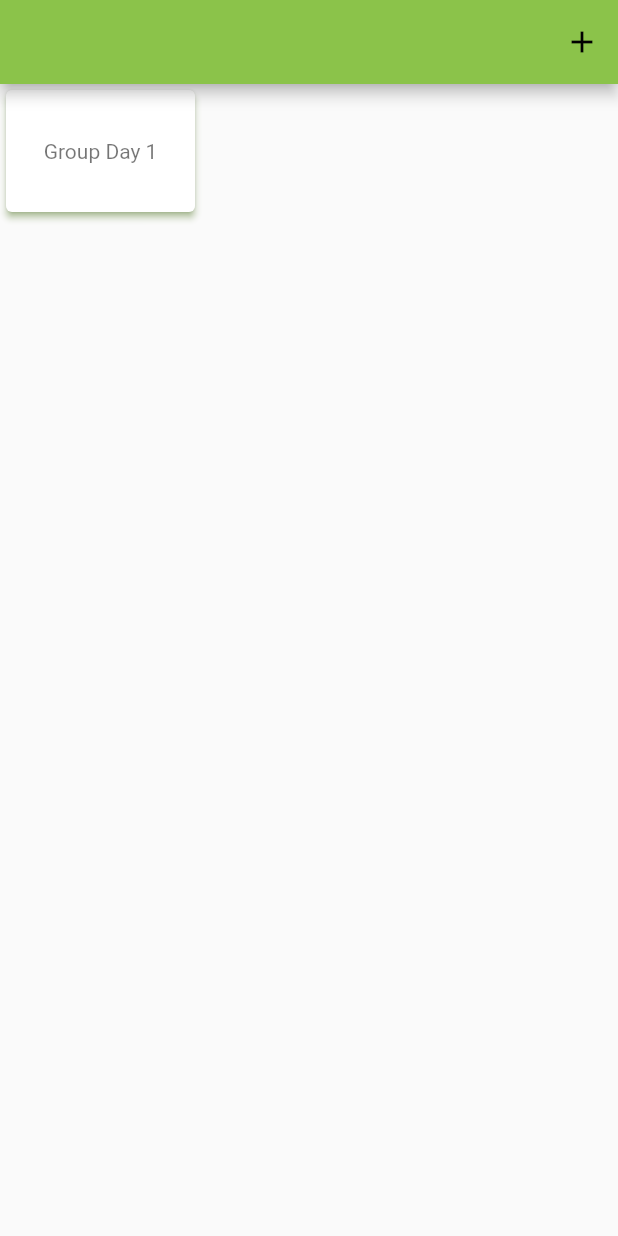
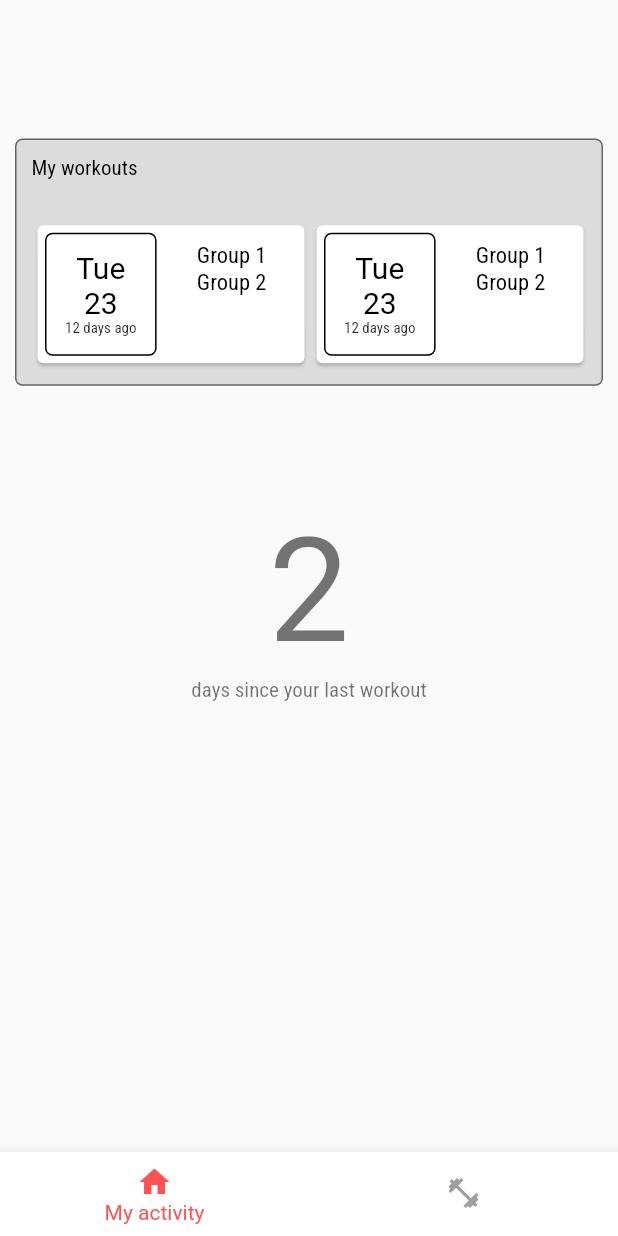
Before and after one commit to aggeloskoutanis/gym_buddy, a Flutter app: the screen it shows after launch, on a phone screen of 412 x 824 dp. Run offline on Flutter 3.47's test engine with Material 2 defaults, Android fonts, the phone set to English and light mode, and no system bars; our stand-ins replace sqflite; accounts and stored records are empty; Roboto replaces fonts that are missing (RobotoCondensed-Bold).

Commit message:
- added a bottom navigation bar - added a list with "my workouts" - added a "reminder since my last workout"

```diff
--- a/lib/main.dart
+++ b/lib/main.dart
@@ -1,5 +1,6 @@
 import 'package:flutter/material.dart';
-import 'package:gym_buddy/screens/group_details_screen.dart';
+import '../screens/group_details_screen.dart';
+import '../screens/welcome_screen.dart';
 import '../providers/exercises.dart';
 import '../providers/muscle_groups.dart';
 import 'package:provider/provider.dart';
@@ -20,29 +21,86 @@ class MyApp extends StatelessWidget {
         providers: [
           ChangeNotifierProvider<MuscleGroups>(
               create: (context) => MuscleGroups()),
-        ChangeNotifierProvider<Exercises>(
-            create: (context) => Exercises())
+          ChangeNotifierProvider<Exercises>(create: (context) => Exercises())
         ],
         child: MaterialApp(
           title: 'Flutter Demo',
           theme: ThemeData(
-          primarySwatch: Colors.lightGreen,
+              primarySwatch: Colors.grey,
+              accentColor: Colors.deepOrange,
               textTheme: const TextTheme(
-            bodyText1: TextStyle(),
-            bodyText2: TextStyle()
-          ).apply(
-            bodyColor: Colors.black54,
-            displayColor: Colors.white
-          )
-        ),
-        home: const MuscleGroupScreen(),
+                      bodyText1: TextStyle(), bodyText2: TextStyle())
+                  .apply(
+                      bodyColor: Colors.black54, displayColor: Colors.white)),
+          home: MyHomePage(),
           routes: {
-          AddMuscleGroupScreen.routeName : (ctx) => const AddMuscleGroupScreen(),
-          GroupDetailScreen.routeName : (ctx) => const GroupDetailScreen()
-
-
-        })
-    );
+            MuscleGroupScreen.routeName: (ctx) => const MuscleGroupScreen(),
+            AddMuscleGroupScreen.routeName: (ctx) =>
+                const AddMuscleGroupScreen(),
+            GroupDetailScreen.routeName: (ctx) => const GroupDetailScreen(),
+            WelcomeScreen.routeName: (ctx) => const WelcomeScreen()
+          },
+          onUnknownRoute: (settings) {
+            return MaterialPageRoute(builder: (ctx) => const WelcomeScreen());
+          },
+          onGenerateRoute: (settings) {
+            return MaterialPageRoute(builder: (ctx) => const WelcomeScreen());
+          },
+        ));
+  }
 }
 
+class MyHomePage extends StatefulWidget {
+  const MyHomePage({Key? key}) : super(key: key);
+
+  @override
+  State<MyHomePage> createState() => _MyHomePageState();
 }
+
+class _MyHomePageState extends State<MyHomePage> {
+
+  int _selectedIndex = 0;
+
+  static const List<Widget> _widgetOptions = <Widget>[
+      WelcomeScreen(),
+      MuscleGroupScreen()
+  ];
+
+  void _onItemTapped(int index) {
+    setState(() {
+      _selectedIndex = index;
+    });
+  }
+
+  @override
+  Widget build(BuildContext context) {
+    return Scaffold(
+        body: _widgetOptions.elementAt(_selectedIndex),
+        bottomNavigationBar: BottomAppBar(
+          shape: const CircularNotchedRectangle(),
+          clipBehavior: Clip.antiAlias,
+          child: BottomNavigationBar(
+            backgroundColor: Colors.white,
+            currentIndex: _selectedIndex,
+            type: BottomNavigationBarType.fixed,
+            selectedItemColor: Colors.redAccent,
+            unselectedItemColor: Colors.grey,
+            showSelectedLabels: true,
+            showUnselectedLabels: false,
+            onTap: _onItemTapped,
+            items: [
+              BottomNavigationBarItem(
+                  icon: const Icon(Icons.home),
+                  label: 'My activity',
+                  backgroundColor: Theme.of(context).primaryColor,
+                  ),
+
+              BottomNavigationBarItem(
+                  icon: const Icon(Icons.fitness_center),
+                  label: 'My workouts',
+                  backgroundColor: Theme.of(context).colorScheme.secondary),
+            ],
+          ),
+        ));
+  }
+}
--- a/lib/screens/muscle_group_screen.dart
+++ b/lib/screens/muscle_group_screen.dart
@@ -7,6 +7,8 @@ import '../providers/muscle_groups.dart';
 
 class MuscleGroupScreen extends StatefulWidget {
   const MuscleGroupScreen({Key? key}) : super(key: key);
+
+  static const routeName = 'muscle-groups';
 
   @override
   State<MuscleGroupScreen> createState() => _MuscleGroupScreenState();
--- /dev/null
+++ b/lib/screens/tabs_screen.dart
@@ -0,0 +1,76 @@
+import 'package:flutter/material.dart';
+import 'package:gym_buddy/screens/muscle_group_screen.dart';
+import 'package:gym_buddy/widgets/workout.dart';
+import '../screens/welcome_screen.dart';
+
+class TabsScreen extends StatefulWidget {
+  const TabsScreen({Key? key}) : super(key: key);
+
+  @override
+  State<TabsScreen> createState() => _TabsScreenState();
+}
+
+class _TabsScreenState extends State<TabsScreen> {
+
+  int _pageIndex =0;
+  PageController? _pageController;
+  final List<Widget> _pages = [
+
+  WelcomeScreen() ,
+  MuscleGroupScreen()
+
+  ];
+
+
+  @override
+  void initState(){
+    super.initState();
+    _pageController = PageController(initialPage: _pageIndex);
+  }
+
+  @override
+  void dispose() {
+    _pageController!.dispose();
+    super.dispose();
+  }
+
+
+
+  @override
+  Widget build(BuildContext context) {
+    return Scaffold(
+      bottomNavigationBar: BottomNavigationBar(
+        onTap: onTabTapped,
+        selectedItemColor: Colors.black87,
+        currentIndex: _pageIndex,
+        items:  [
+          BottomNavigationBarItem(
+              icon: const Icon(Icons.home),
+              label: 'My activity',
+              backgroundColor: Theme.of(context).primaryColor),
+
+          BottomNavigationBarItem(
+              icon: const Icon(Icons.fitness_center),
+              label: 'My workouts',
+              backgroundColor: Theme.of(context).colorScheme.secondary),
+        ],
+      ),
+        body: PageView(
+            children: _pages,
+            onPageChanged: onPageChanged,
+            controller: _pageController,
+    )
+    );
+  }
+
+
+  void onPageChanged(int page) {
+    setState(() {
+      _pageIndex = page;
+    });
+  }
+
+  void onTabTapped(int index) {
+    _pageController!.animateToPage(index,duration: const Duration(milliseconds: 500),curve: Curves.easeInOut);
+  }
+}
--- /dev/null
+++ b/lib/screens/welcome_screen.dart
@@ -0,0 +1,77 @@
+import 'package:flutter/material.dart';
+import '../widgets/workout.dart';
+
+class WelcomeScreen extends StatefulWidget {
+  const WelcomeScreen({Key? key}) : super(key: key);
+
+  static const String routeName = 'welcome-screen';
+  @override
+  State<WelcomeScreen> createState() => _WelcomeScreenState();
+}
+
+class _WelcomeScreenState extends State<WelcomeScreen> {
+  @override
+  Widget build(BuildContext context) {
+    return Scaffold(
+      body: Column(
+        children: [
+          SizedBox(
+            height: MediaQuery.of(context).size.height * 0.1,
+          ),
+          Container(
+
+            decoration: BoxDecoration(
+              color: Colors.black12,
+              border: Border.all(color: Colors.black54),
+              borderRadius: BorderRadius.circular(5),
+            ),
+            margin: const EdgeInsets.symmetric(vertical: 10),
+            padding: const EdgeInsets.all(10),
+            height: MediaQuery.of(context).size.height * 0.2,
+            width: MediaQuery.of(context).size.width - 20,
+            child:
+            Column(crossAxisAlignment: CrossAxisAlignment.start, children: [
+              const Text(
+                'My workouts',
+                style:
+                TextStyle(color: Colors.black, fontFamily: 'RobotoCondensed'),
+              ),
+              Expanded(child: Container(
+
+              ),),
+              Container(
+                height: 100,
+                child: ListView.builder(
+                  scrollDirection: Axis.horizontal,
+                  shrinkWrap: true,
+                  itemBuilder: (context, index) {
+                    return WorkoutCard();
+                  },),
+              )
+            ]),
+          ),
+
+          Container(
+            height: MediaQuery.of(context).size.height * 0.33,
+            child: Center(
+                child: Column(
+                    mainAxisAlignment: MainAxisAlignment.center,
+                    children: const [
+                      Text(
+                        '2',
+                        textAlign: TextAlign.center,
+                        style: TextStyle(
+                          fontSize: 96,
+                          fontFamily: 'RobotoCondensed-Bold',
+                        ),
+                      ),
+                      Text('days since your last workout',
+                          style: TextStyle(fontFamily: 'RobotoCondensed')),
+                    ])),
+          ),
+
+        ],
+      ),
+    );
+  }
+}
--- a/lib/widgets/group_item.dart
+++ b/lib/widgets/group_item.dart
@@ -23,7 +23,7 @@ class _GroupItemState extends State<GroupItem> {
         tag: widget.muscleGroup.id,
         child: Card(
           elevation: 2,
-          shadowColor: Theme.of(context).primaryColor,
+          shadowColor: Theme.of(context).colorScheme.secondary,
           child: Padding(
             padding: const EdgeInsets.symmetric(vertical: 10, horizontal: 10),
             child: Center(
--- /dev/null
+++ b/lib/widgets/workout.dart
@@ -0,0 +1,52 @@
+import 'package:flutter/material.dart';
+
+class WorkoutCard extends StatelessWidget {
+  const WorkoutCard({Key? key}) : super(key: key);
+
+  @override
+  Widget build(BuildContext context) {
+    return Container(
+      width: MediaQuery.of(context).size.width / 2 - 20,
+      height: MediaQuery.of(context).size.height * 0.2,
+      child: Card(
+        child: Row(
+          children: [
+            Container(
+              width: (MediaQuery.of(context).size.width / 2 - 20) * 0.4,
+              height: MediaQuery.of(context).size.height * 0.2,
+              margin: EdgeInsets.all(5),
+              padding: EdgeInsets.all(6),
+              decoration: BoxDecoration(
+                border: Border.all(color: Colors.black),
+                borderRadius: BorderRadius.circular(5),
+              ),
+              child: Column(
+                mainAxisAlignment: MainAxisAlignment.center,
+                  children: [
+                    Text('Tue', style: TextStyle(color: Colors.black, fontFamily: 'RobotoCondensed-Bold', fontSize: 20),),
+                    Text('23', style: TextStyle(color: Colors.black, fontFamily: 'RobotoCondensed-Bold', fontSize: 20)),
+                    Text('12 days ago',  style: TextStyle(color: Colors.black87, fontFamily: 'RobotoCondensed', fontSize: 10))
+                  ]
+              ),
+            ),
+            Container(
+                margin: EdgeInsets.all(5),
+                padding: EdgeInsets.all(6),
+                width: (MediaQuery.of(context).size.width / 2 - 20) * 0.43,
+                decoration: BoxDecoration(
+                  borderRadius: BorderRadius.circular(5),
+                ),
+              height: MediaQuery.of(context).size.height * 0.2,
+              child: Column(
+                children: [
+                  Text('Group 1', style: TextStyle(color: Colors.black, fontFamily: 'RobotoCondensed', fontSize: 15),),
+                  Text('Group 2', style: TextStyle(color: Colors.black, fontFamily: 'RobotoCondensed', fontSize: 15),)
+                ],
+              ),
+            )
+          ],
+        ),
+      ),
+    );
+  }
+}
```
Also changed, not shown: pubspec.yaml (+6 -6 lines). Lines whose indentation alone changed are shown as unchanged.
